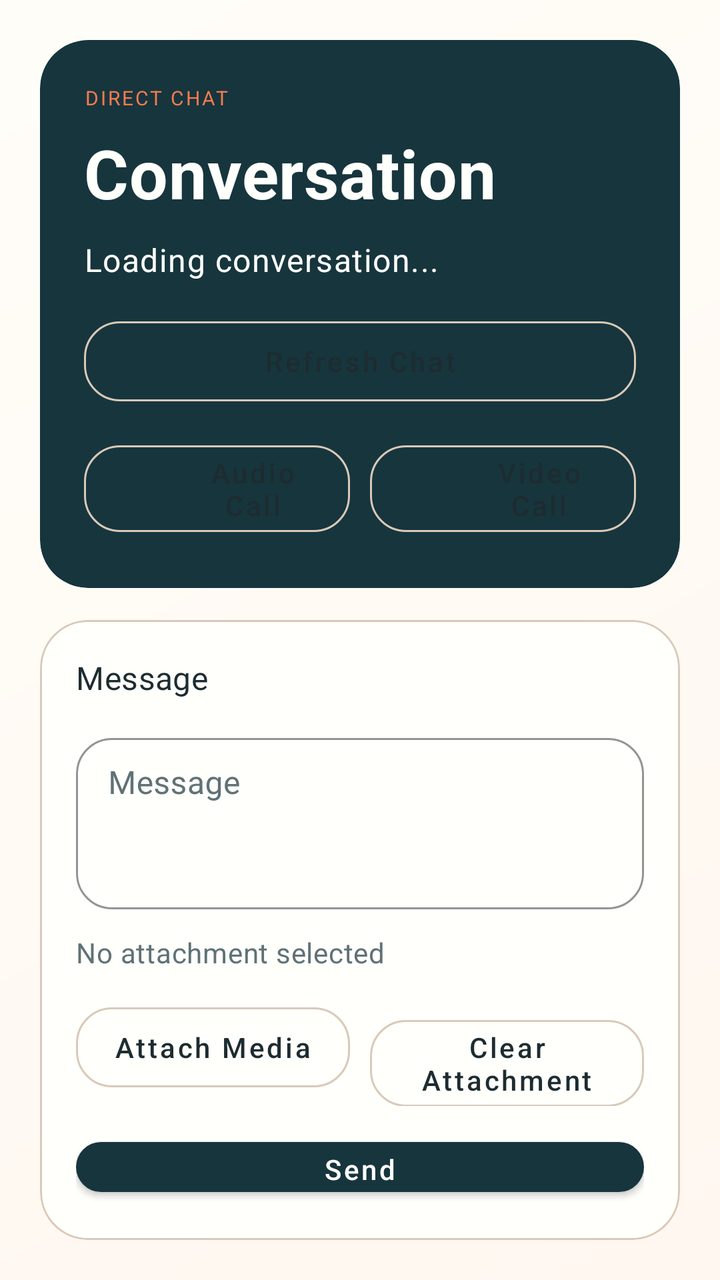
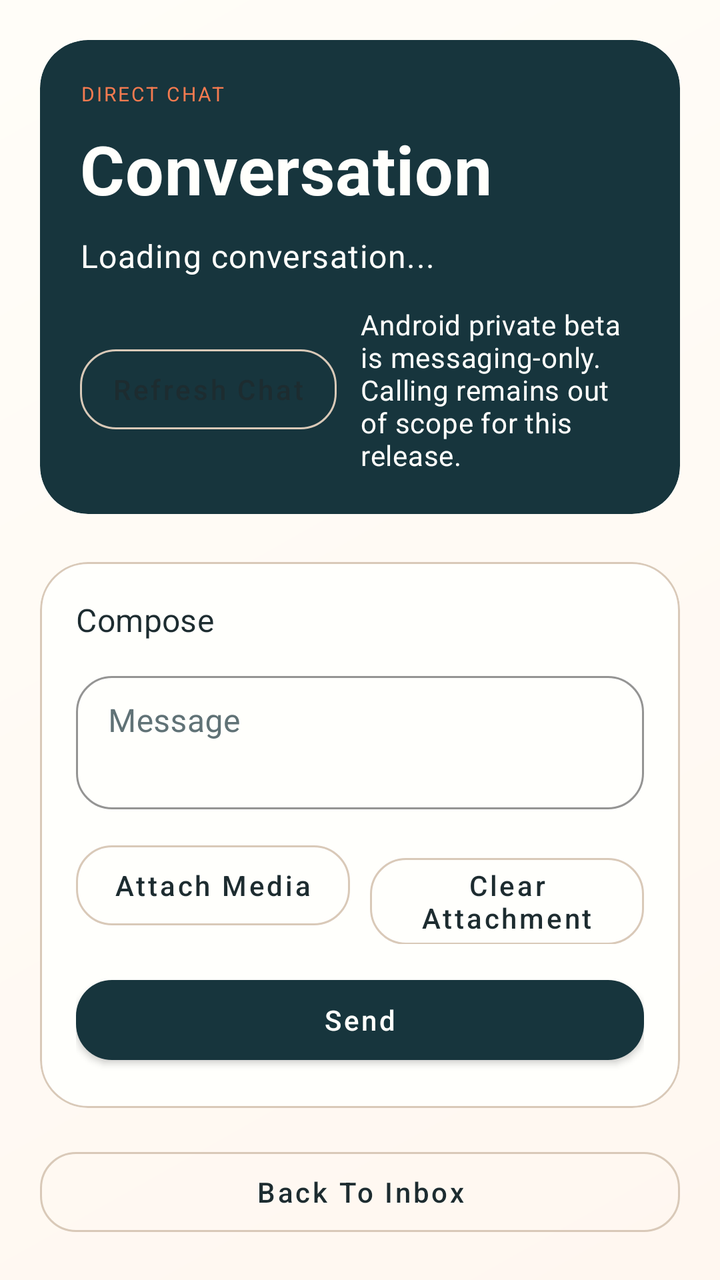

Before-and-after screenshots of an Android layout around one commit, followed by the original layout XML and the change that was made.
<!-- AndroidManifest.xml: application theme Theme.PQMsg -->
<!-- res/layout/activity_chat.xml -->
<?xml version="1.0" encoding="utf-8"?>
<LinearLayout xmlns:android="http://schemas.android.com/apk/res/android"
    xmlns:app="http://schemas.android.com/apk/res-auto"
    android:layout_width="match_parent"
    android:layout_height="match_parent"
    android:background="@drawable/bg_screen"
    android:orientation="vertical"
    android:padding="20dp">

    <com.google.android.material.card.MaterialCardView
        android:layout_width="match_parent"
        android:layout_height="wrap_content"
        app:cardBackgroundColor="@color/pq_hero"
        app:strokeWidth="0dp">

        <LinearLayout
            android:layout_width="match_parent"
            android:layout_height="wrap_content"
            android:orientation="vertical"
            android:padding="22dp">

            <TextView
                android:layout_width="wrap_content"
                android:layout_height="wrap_content"
                android:text="Direct chat"
                android:textAppearance="@style/TextAppearance.PQMsg.Eyebrow"
                android:textColor="@color/pq_hero_accent" />

            <TextView
                android:layout_width="match_parent"
                android:layout_height="wrap_content"
                android:layout_marginTop="8dp"
                android:text="@string/chat_title"
                android:textAppearance="@style/TextAppearance.MaterialComponents.Headline4"
                android:textColor="@color/pq_surface"
                android:textStyle="bold" />

            <TextView
                android:id="@+id/textChatMeta"
                android:layout_width="match_parent"
                android:layout_height="wrap_content"
                android:layout_marginTop="10dp"
                android:text="@string/chat_meta_default"
                android:textAppearance="@style/TextAppearance.MaterialComponents.Body1"
                android:textColor="@color/pq_surface" />

            <com.google.android.material.button.MaterialButton
                android:id="@+id/buttonSyncThread"
                style="@style/Widget.PQMsg.Button.Secondary"
                android:layout_width="match_parent"
                android:layout_height="wrap_content"
                android:layout_marginTop="14dp"
                android:text="@string/button_sync_thread" />

            <LinearLayout
                android:layout_width="match_parent"
                android:layout_height="wrap_content"
                android:layout_marginTop="10dp"
                android:orientation="horizontal">

                <com.google.android.material.button.MaterialButton
                    android:id="@+id/buttonCallAudio"
                    style="@style/Widget.PQMsg.Button.Secondary"
                    android:layout_width="0dp"
                    android:layout_height="wrap_content"
                    android:layout_weight="1"
                    android:text="Audio Call"
                    app:icon="@android:drawable/ic_menu_call" />

                <com.google.android.material.button.MaterialButton
                    android:id="@+id/buttonCallVideo"
                    style="@style/Widget.PQMsg.Button.Secondary"
                    android:layout_width="0dp"
                    android:layout_height="wrap_content"
                    android:layout_marginStart="10dp"
                    android:layout_weight="1"
                    android:text="Video Call"
                    app:icon="@android:drawable/ic_menu_camera" />
            </LinearLayout>
        </LinearLayout>
    </com.google.android.material.card.MaterialCardView>

    <com.google.android.material.card.MaterialCardView
        android:layout_width="match_parent"
        android:layout_height="wrap_content"
        android:layout_marginTop="16dp">

        <LinearLayout
            android:layout_width="match_parent"
            android:layout_height="wrap_content"
            android:orientation="vertical"
            android:padding="18dp">

            <TextView
                android:layout_width="match_parent"
                android:layout_height="wrap_content"
                android:text="Message"
                android:textAppearance="@style/TextAppearance.PQMsg.SectionTitle" />

            <com.google.android.material.textfield.TextInputLayout
                style="@style/Widget.PQMsg.TextInputLayout"
                android:layout_width="match_parent"
                android:layout_height="wrap_content"
                android:layout_marginTop="14dp"
                android:hint="@string/hint_message">

                <com.google.android.material.textfield.TextInputEditText
                    android:id="@+id/editMessage"
                    android:layout_width="match_parent"
                    android:layout_height="wrap_content"
                    android:gravity="top|start"
                    android:inputType="textMultiLine"
                    android:maxLines="4"
                    android:minLines="3" />
            </com.google.android.material.textfield.TextInputLayout>

            <TextView
                android:id="@+id/textAttachmentInfo"
                android:layout_width="match_parent"
                android:layout_height="wrap_content"
                android:layout_marginTop="12dp"
                android:text="@string/chat_attachment_none"
                android:textAppearance="@style/TextAppearance.PQMsg.BodyMuted" />

            <LinearLayout
                android:layout_width="match_parent"
                android:layout_height="wrap_content"
                android:layout_marginTop="12dp"
                android:orientation="horizontal">

                <com.google.android.material.button.MaterialButton
                    android:id="@+id/buttonAttachMedia"
                    style="@style/Widget.PQMsg.Button.Secondary"
                    android:layout_width="0dp"
                    android:layout_height="wrap_content"
                    android:layout_weight="1"
                    android:text="@string/button_attach_media" />

                <com.google.android.material.button.MaterialButton
                    android:id="@+id/buttonClearAttachment"
                    style="@style/Widget.PQMsg.Button.Secondary"
                    android:layout_width="0dp"
                    android:layout_height="wrap_content"
                    android:layout_marginStart="10dp"
                    android:layout_weight="1"
                    android:text="@string/button_clear_attachment" />
            </LinearLayout>

            <com.google.android.material.button.MaterialButton
                android:id="@+id/buttonSend"
                style="@style/Widget.PQMsg.Button.Primary"
                android:layout_width="match_parent"
                android:layout_height="wrap_content"
                android:layout_marginTop="12dp"
                android:text="@string/button_send" />
        </LinearLayout>
    </com.google.android.material.card.MaterialCardView>

    <TextView
        android:id="@+id/textErrorSummaryChat"
        android:layout_width="match_parent"
        android:layout_height="wrap_content"
        android:layout_marginTop="12dp"
        android:textColor="@color/pq_error"
        android:visibility="gone" />

    <com.google.android.material.button.MaterialButton
        android:id="@+id/buttonToggleErrorDetailsChat"
        style="@style/Widget.PQMsg.Button.Secondary"
        android:layout_width="match_parent"
        android:layout_height="wrap_content"
        android:layout_marginTop="8dp"
        android:text="@string/button_show_error_details"
        android:visibility="gone" />

    <TextView
        android:id="@+id/textErrorDetailsChat"
        android:layout_width="match_parent"
        android:layout_height="wrap_content"
        android:layout_marginTop="8dp"
        android:background="@drawable/bg_detail_panel"
        android:padding="12dp"
        android:textAppearance="@style/TextAppearance.PQMsg.Mono"
        android:textIsSelectable="true"
        android:visibility="gone" />

    <com.google.android.material.card.MaterialCardView
        android:layout_width="match_parent"
        android:layout_height="0dp"
        android:layout_marginTop="12dp"
        android:layout_weight="1">

        <LinearLayout
            android:layout_width="match_parent"
            android:layout_height="match_parent"
            android:orientation="vertical"
            android:padding="18dp">

            <TextView
                android:layout_width="match_parent"
                android:layout_height="wrap_content"
                android:text="Messages"
                android:textAppearance="@style/TextAppearance.PQMsg.SectionTitle" />

            <androidx.core.widget.NestedScrollView
                android:id="@+id/scrollChatLog"
                android:layout_width="match_parent"
                android:layout_height="0dp"
                android:layout_marginTop="12dp"
                android:layout_weight="1"
                android:background="@drawable/bg_log_surface"
                android:fillViewport="true">

                <TextView
                    android:id="@+id/textChatLog"
                    android:layout_width="match_parent"
                    android:layout_height="wrap_content"
                    android:padding="14dp"
                    android:text="@string/chat_log_empty"
                    android:textAppearance="@style/TextAppearance.PQMsg.Mono"
                    android:textIsSelectable="true" />
            </androidx.core.widget.NestedScrollView>
        </LinearLayout>
    </com.google.android.material.card.MaterialCardView>

    <com.google.android.material.button.MaterialButton
        android:id="@+id/buttonBackSetup"
        style="@style/Widget.PQMsg.Button.Secondary"
        android:layout_width="match_parent"
        android:layout_height="wrap_content"
        android:layout_marginTop="16dp"
        android:text="@string/button_back_conversations" />
</LinearLayout>
<!-- resources referenced by this layout -->
<resources>
  <color name="pq_error">#9C2F2F</color>
  <color name="pq_hero">#17353D</color>
  <color name="pq_hero_accent">#F67B50</color>
  <color name="pq_surface">#FFFFFC</color>
  <!-- drawable bg_log_surface (drawable) -->
  <?xml version="1.0" encoding="utf-8"?>
  <shape xmlns:android="http://schemas.android.com/apk/res/android" android:shape="rectangle">
      <solid android:color="@color/pq_log_surface" />
      <corners android:radius="22dp" />
      <stroke
          android:width="1dp"
          android:color="@color/pq_line" />
  </shape>
  <!-- drawable bg_screen (drawable) -->
  <?xml version="1.0" encoding="utf-8"?>
  <shape xmlns:android="http://schemas.android.com/apk/res/android" android:shape="rectangle">
      <gradient
          android:angle="315"
          android:endColor="@color/pq_background"
          android:startColor="#FFFDF8" />
  </shape>
  <string name="button_attach_media">Attach Media</string>
  <string name="button_back_conversations">Back To Inbox</string>
  <string name="button_clear_attachment">Clear Attachment</string>
  <string name="button_send">Send</string>
  <string name="button_show_error_details">Show technical details</string>
  <string name="button_sync_thread">Refresh Chat</string>
  <string name="chat_attachment_none">No attachment selected</string>
  <string name="chat_log_empty">Messages will appear here after you start the conversation.</string>
  <string name="chat_meta_default">Loading conversation...</string>
  <string name="chat_title">Conversation</string>
  <string name="hint_message">Message</string>
  <style name="TextAppearance.PQMsg.BodyMuted" parent="TextAppearance.MaterialComponents.Body2">
          <item name="android:textColor">@color/pq_ink_muted</item>
      </style>
  <style name="TextAppearance.PQMsg.Eyebrow" parent="TextAppearance.MaterialComponents.Overline">
          <item name="android:textAllCaps">true</item>
          <item name="android:fontFamily">sans-serif-medium</item>
          <item name="android:letterSpacing">0.1</item>
      </style>
  <style name="TextAppearance.PQMsg.Mono" parent="TextAppearance.MaterialComponents.Body2">
          <item name="android:fontFamily">monospace</item>
          <item name="android:textColor">@color/pq_ink</item>
      </style>
  <style name="TextAppearance.PQMsg.SectionTitle" parent="TextAppearance.MaterialComponents.Subtitle1">
          <item name="android:fontFamily">sans-serif-medium</item>
          <item name="android:textColor">@color/pq_ink</item>
      </style>
  <color name="pq_surface_alt">#F3E8D9</color>
  <color name="pq_line">#D9C9B8</color>
  <color name="pq_log_surface">#F5EFE4</color>
  <color name="pq_background">#FFF7F0</color>
  <color name="pq_ink_muted">#607276</color>
  <color name="pq_ink">#1D2C30</color>
  <style name="Widget.PQMsg.Card" parent="Widget.MaterialComponents.CardView">
          <item name="cardCornerRadius">24dp</item>
          <item name="cardElevation">0dp</item>
          <item name="strokeColor">@color/pq_line</item>
          <item name="strokeWidth">1dp</item>
          <item name="cardBackgroundColor">@color/pq_surface</item>
      </style>
  <style name="ShapeAppearance.PQMsg.Small" parent="ShapeAppearance.MaterialComponents.SmallComponent">
          <item name="cornerFamily">rounded</item>
          <item name="cornerSize">14dp</item>
      </style>
  <style name="ShapeAppearance.PQMsg.Medium" parent="ShapeAppearance.MaterialComponents.MediumComponent">
          <item name="cornerFamily">rounded</item>
          <item name="cornerSize">24dp</item>
      </style>
  <!-- unchanged entries left out for length: 5 -->
</resources>

<!-- the commit's change to res/layout/activity_chat.xml (unified diff, before → after) -->
@@ -17,7 +17,7 @@
             android:layout_width="match_parent"
             android:layout_height="wrap_content"
             android:orientation="vertical"
-            android:padding="22dp">
+            android:padding="20dp">
 
             <TextView
                 android:layout_width="wrap_content"
@@ -44,115 +44,30 @@
                 android:textAppearance="@style/TextAppearance.MaterialComponents.Body1"
                 android:textColor="@color/pq_surface" />
 
-            <com.google.android.material.button.MaterialButton
-                android:id="@+id/buttonSyncThread"
-                style="@style/Widget.PQMsg.Button.Secondary"
+            <LinearLayout
                 android:layout_width="match_parent"
                 android:layout_height="wrap_content"
                 android:layout_marginTop="14dp"
-                android:text="@string/button_sync_thread" />
-
-            <LinearLayout
-                android:layout_width="match_parent"
-                android:layout_height="wrap_content"
-                android:layout_marginTop="10dp"
+                android:gravity="center_vertical"
                 android:orientation="horizontal">
 
                 <com.google.android.material.button.MaterialButton
-                    android:id="@+id/buttonCallAudio"
+                    android:id="@+id/buttonSyncThread"
                     style="@style/Widget.PQMsg.Button.Secondary"
+                    android:layout_width="wrap_content"
+                    android:layout_height="wrap_content"
+                    android:text="@string/button_sync_thread" />
+
+                <TextView
+                    android:id="@+id/textChatBetaScope"
                     android:layout_width="0dp"
                     android:layout_height="wrap_content"
+                    android:layout_marginStart="12dp"
                     android:layout_weight="1"
-                    android:text="Audio Call"
-                    app:icon="@android:drawable/ic_menu_call" />
-
-                <com.google.android.material.button.MaterialButton
-                    android:id="@+id/buttonCallVideo"
-                    style="@style/Widget.PQMsg.Button.Secondary"
-                    android:layout_width="0dp"
-                    android:layout_height="wrap_content"
-                    android:layout_marginStart="10dp"
-                    android:layout_weight="1"
-                    android:text="Video Call"
-                    app:icon="@android:drawable/ic_menu_camera" />
+                    android:text="@string/chat_beta_scope_notice"
+                    android:textAppearance="@style/TextAppearance.PQMsg.BodyMuted"
+                    android:textColor="@color/pq_surface" />
             </LinearLayout>
-        </LinearLayout>
-    </com.google.android.material.card.MaterialCardView>
-
-    <com.google.android.material.card.MaterialCardView
-        android:layout_width="match_parent"
-        android:layout_height="wrap_content"
-        android:layout_marginTop="16dp">
-
-        <LinearLayout
-            android:layout_width="match_parent"
-            android:layout_height="wrap_content"
-            android:orientation="vertical"
-            android:padding="18dp">
-
-            <TextView
-                android:layout_width="match_parent"
-                android:layout_height="wrap_content"
-                android:text="Message"
-                android:textAppearance="@style/TextAppearance.PQMsg.SectionTitle" />
-
-            <com.google.android.material.textfield.TextInputLayout
-                style="@style/Widget.PQMsg.TextInputLayout"
-                android:layout_width="match_parent"
-                android:layout_height="wrap_content"
-                android:layout_marginTop="14dp"
-                android:hint="@string/hint_message">
-
-                <com.google.android.material.textfield.TextInputEditText
-                    android:id="@+id/editMessage"
-                    android:layout_width="match_parent"
-                    android:layout_height="wrap_content"
-                    android:gravity="top|start"
-                    android:inputType="textMultiLine"
-                    android:maxLines="4"
-                    android:minLines="3" />
-            </com.google.android.material.textfield.TextInputLayout>
-
-            <TextView
-                android:id="@+id/textAttachmentInfo"
-                android:layout_width="match_parent"
-                android:layout_height="wrap_content"
-                android:layout_marginTop="12dp"
-                android:text="@string/chat_attachment_none"
-                android:textAppearance="@style/TextAppearance.PQMsg.BodyMuted" />
-
-            <LinearLayout
-                android:layout_width="match_parent"
-                android:layout_height="wrap_content"
-                android:layout_marginTop="12dp"
-                android:orientation="horizontal">
-
-                <com.google.android.material.button.MaterialButton
-                    android:id="@+id/buttonAttachMedia"
-                    style="@style/Widget.PQMsg.Button.Secondary"
-                    android:layout_width="0dp"
-                    android:layout_height="wrap_content"
-                    android:layout_weight="1"
-                    android:text="@string/button_attach_media" />
-
-                <com.google.android.material.button.MaterialButton
-                    android:id="@+id/buttonClearAttachment"
-                    style="@style/Widget.PQMsg.Button.Secondary"
-                    android:layout_width="0dp"
-                    android:layout_height="wrap_content"
-                    android:layout_marginStart="10dp"
-                    android:layout_weight="1"
-                    android:text="@string/button_clear_attachment" />
-            </LinearLayout>
-
-            <com.google.android.material.button.MaterialButton
-                android:id="@+id/buttonSend"
-                style="@style/Widget.PQMsg.Button.Primary"
-                android:layout_width="match_parent"
-                android:layout_height="wrap_content"
-                android:layout_marginTop="12dp"
-                android:text="@string/button_send" />
         </LinearLayout>
     </com.google.android.material.card.MaterialCardView>
 
@@ -223,6 +138,106 @@
         </LinearLayout>
     </com.google.android.material.card.MaterialCardView>
 
+    <com.google.android.material.card.MaterialCardView
+        android:layout_width="match_parent"
+        android:layout_height="wrap_content"
+        android:layout_marginTop="12dp">
+
+        <LinearLayout
+            android:layout_width="match_parent"
+            android:layout_height="wrap_content"
+            android:orientation="vertical"
+            android:padding="18dp">
+
+            <TextView
+                android:layout_width="match_parent"
+                android:layout_height="wrap_content"
+                android:text="@string/chat_compose_title"
+                android:textAppearance="@style/TextAppearance.PQMsg.SectionTitle" />
+
+            <com.google.android.material.card.MaterialCardView
+                android:id="@+id/cardAttachmentPreview"
+                android:layout_width="match_parent"
+                android:layout_height="wrap_content"
+                android:layout_marginTop="12dp"
+                android:visibility="gone"
+                app:cardBackgroundColor="@color/pq_surface"
+                app:strokeColor="@color/pq_line"
+                app:strokeWidth="1dp">
+
+                <LinearLayout
+                    android:layout_width="match_parent"
+                    android:layout_height="wrap_content"
+                    android:orientation="vertical"
+                    android:padding="14dp">
+
+                    <TextView
+                        android:id="@+id/textAttachmentPreviewTitle"
+                        android:layout_width="match_parent"
+                        android:layout_height="wrap_content"
+                        android:text="@string/chat_attachment_ready_title"
+                        android:textAppearance="@style/TextAppearance.PQMsg.SectionTitle" />
+
+                    <TextView
+                        android:id="@+id/textAttachmentPreviewMeta"
+                        android:layout_width="match_parent"
+                        android:layout_height="wrap_content"
+                        android:layout_marginTop="6dp"
+                        android:textAppearance="@style/TextAppearance.PQMsg.BodyMuted" />
+                </LinearLayout>
+            </com.google.android.material.card.MaterialCardView>
+
+            <com.google.android.material.textfield.TextInputLayout
+                style="@style/Widget.PQMsg.TextInputLayout"
+                android:layout_width="match_parent"
+                android:layout_height="wrap_content"
+                android:layout_marginTop="12dp"
+                android:hint="@string/hint_message">
+
+                <com.google.android.material.textfield.TextInputEditText
+                    android:id="@+id/editMessage"
+                    android:layout_width="match_parent"
+                    android:layout_height="wrap_content"
+                    android:gravity="top|start"
+                    android:inputType="textMultiLine"
+                    android:maxLines="5"
+                    android:minLines="2" />
+            </com.google.android.material.textfield.TextInputLayout>
+
+            <LinearLayout
+                android:layout_width="match_parent"
+                android:layout_height="wrap_content"
+                android:layout_marginTop="12dp"
+                android:orientation="horizontal">
+
+                <com.google.android.material.button.MaterialButton
+                    android:id="@+id/buttonAttachMedia"
+                    style="@style/Widget.PQMsg.Button.Secondary"
+                    android:layout_width="0dp"
+                    android:layout_height="wrap_content"
+                    android:layout_weight="1"
+                    android:text="@string/button_attach_media" />
+
+                <com.google.android.material.button.MaterialButton
+                    android:id="@+id/buttonClearAttachment"
+                    style="@style/Widget.PQMsg.Button.Secondary"
+                    android:layout_width="0dp"
+                    android:layout_height="wrap_content"
+                    android:layout_marginStart="10dp"
+                    android:layout_weight="1"
+                    android:text="@string/button_clear_attachment" />
+            </LinearLayout>
+
+            <com.google.android.material.button.MaterialButton
+                android:id="@+id/buttonSend"
+                style="@style/Widget.PQMsg.Button.Primary"
+                android:layout_width="match_parent"
+                android:layout_height="wrap_content"
+                android:layout_marginTop="12dp"
+                android:text="@string/button_send" />
+        </LinearLayout>
+    </com.google.android.material.card.MaterialCardView>
+
     <com.google.android.material.button.MaterialButton
         android:id="@+id/buttonBackSetup"
         style="@style/Widget.PQMsg.Button.Secondary"
<!-- resource entries referenced after the edit -->
@@ -27,7 +27,9 @@
   <string name="button_send">Send</string>
   <string name="button_show_error_details">Show technical details</string>
   <string name="button_sync_thread">Refresh Chat</string>
-  <string name="chat_attachment_none">No attachment selected</string>
+  <string name="chat_attachment_ready_title">Ready to send</string>
+  <string name="chat_beta_scope_notice">Android private beta is messaging-only. Calling remains out of scope for this release.</string>
+  <string name="chat_compose_title">Compose</string>
   <string name="chat_log_empty">Messages will appear here after you start the conversation.</string>
   <string name="chat_meta_default">Loading conversation...</string>
   <string name="chat_title">Conversation</string>
